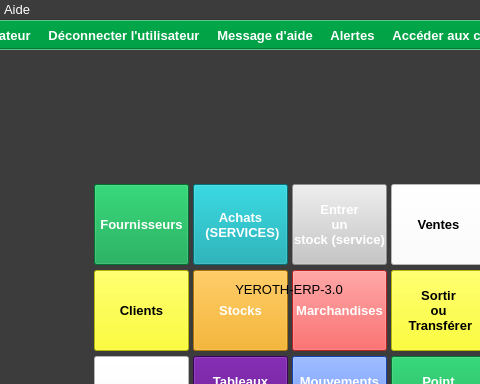
Old version of the form ui/yeroth-erp-main-window.ui in the repository xnoumbissinoundou/yeroth-erp-3.0; both pictures show x 111 to 591 and y 0 to 384 of the 800 by 600 pixel window.
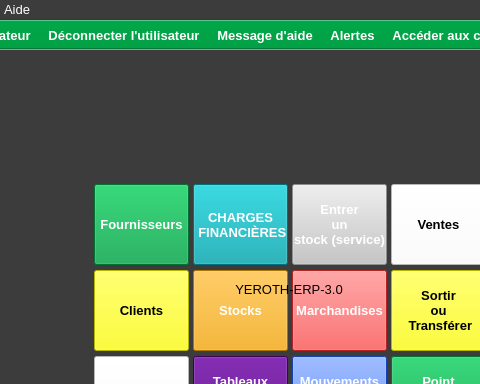
New version of the form. Icons and pictures are not drawn. Custom widgets are drawn as their Qt base class.

What changed in the file:
```diff
--- a/ui/yeroth-erp-main-window.ui
+++ b/ui/yeroth-erp-main-window.ui
@@ -909,8 +909,8 @@
      <bool>false</bool>
     </property>
     <property name="text">
-     <string>Achats 
- (SERVICES)</string>
+     <string>CHARGES 
+ FINANCIÈRES</string>
     </property>
     <property name="autoDefault">
      <bool>false</bool>
```
Left out of the diff: 8 changed lines with no effect on the pictures.
